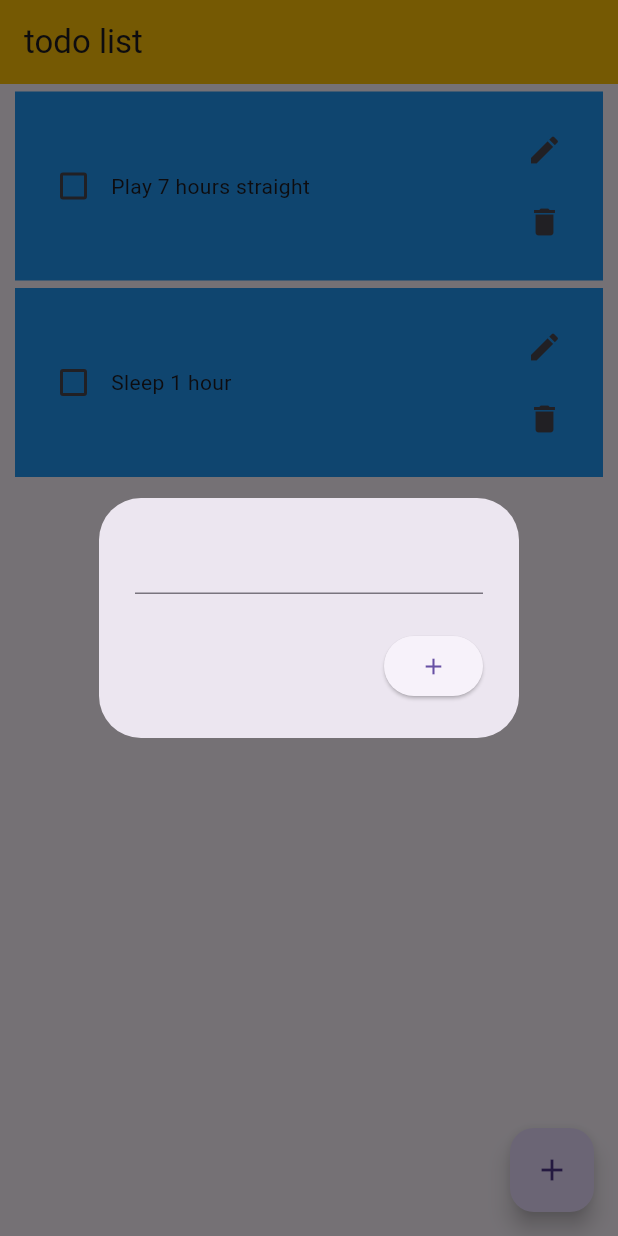
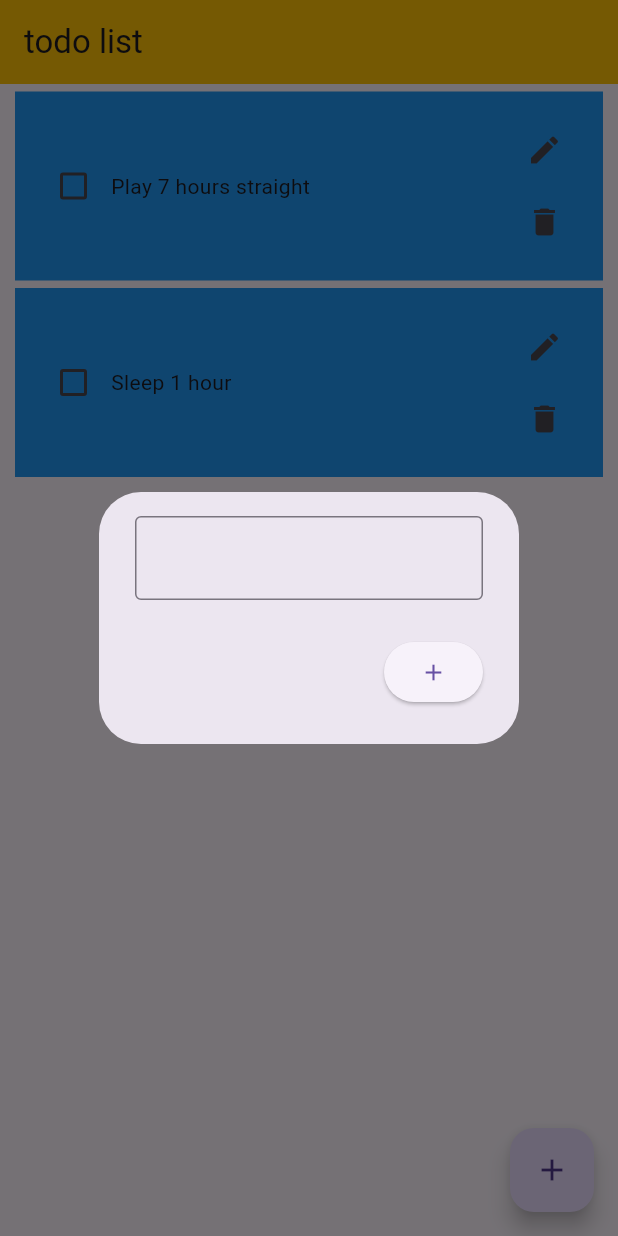
Before and after one commit to L2530L/Todo_list, a Flutter app: the screen it shows after launch, after a tap on the "edit" icon, on a phone screen of 412 x 824 dp. Run offline on Flutter 3.47's test engine with Material 3 defaults, Android fonts, the phone set to English and light mode, and no system bars.

```diff
--- a/lib/components/ToDoListTile.dart
+++ b/lib/components/ToDoListTile.dart
@@ -7,6 +7,8 @@ class ToDoListTile extends StatelessWidget {
   final Widget remove;
   final Widget edit;
   final bool complete;
+  final bool value;
+  final void Function(bool?) onChanged;
 
   const ToDoListTile({
     super.key,
@@ -15,6 +17,8 @@ class ToDoListTile extends StatelessWidget {
     required this.remove,
     required this.edit,
     required this.complete,
+    required this.value,
+    required this.onChanged,
   });
 
   @override
@@ -27,8 +31,8 @@ class ToDoListTile extends StatelessWidget {
       ),
 
       child: Container(
-        padding: EdgeInsets.all(15),
-        decoration: BoxDecoration(
+        padding: const EdgeInsets.all(15),
+        decoration: const BoxDecoration(
           color: Colors.blue
         ),
 
@@ -38,7 +42,10 @@ class ToDoListTile extends StatelessWidget {
 
             Row(
               children: [
-                Checkbox(value: complete, onChanged: (tre){},),
+                Checkbox(
+                value: value,
+                onChanged: onChanged,
+              ),
                 const SizedBox(width: 1,),
                 Text(
                   task,
--- a/lib/pages/homePage.dart
+++ b/lib/pages/homePage.dart
@@ -1,5 +1,4 @@
 import 'package:flutter/material.dart';
-import 'package:flutter/widgets.dart';
 
 import '../components/ToDoListTile.dart';
 
@@ -13,11 +12,14 @@ class HomePage extends StatefulWidget {
 class _HomePageState extends State<HomePage> {
   TextEditingController addController = TextEditingController();
   List<Map<String, dynamic>> todo = [
-    {'task': 'Play 7 hours straight', 'taskCompleted': false},
+    {
+      'task': 'Play 7 hours straight',
+      'taskCompleted': false,
+    },
     {
       'task': 'Sleep 1 hour',
       'taskCompleted': false,
-    }
+    },
   ];
 
   void openAdd({int? index}) {
@@ -26,13 +28,17 @@ class _HomePageState extends State<HomePage> {
       builder: (context) => AlertDialog(
         content: TextField(
           controller: addController,
+          decoration: const InputDecoration(
+            border: OutlineInputBorder(),
+          ),
         ),
         actions: [
           ElevatedButton(
             onPressed: index == null
                 ? () {
                     setState(() {
-                      todo.add({'task': addController.text});
+                      todo.add(
+                          {'task': addController.text, 'taskCompleted': false});
                     });
                     Navigator.pop(context);
                     addController.clear();
@@ -44,7 +50,7 @@ class _HomePageState extends State<HomePage> {
                     Navigator.pop(context);
                     addController.clear();
                   },
-            child: Icon(Icons.add),
+            child: const Icon(Icons.add),
           )
         ],
       ),
@@ -55,7 +61,7 @@ class _HomePageState extends State<HomePage> {
   Widget build(BuildContext context) {
     return Scaffold(
       appBar: AppBar(
-        title: Text('todo list'),
+        title: const Text('todo list'),
         backgroundColor: Colors.amber,
       ),
       body: ListView.builder(
@@ -66,20 +72,29 @@ class _HomePageState extends State<HomePage> {
             todo: todo,
             edit: IconButton(
                 onPressed: () => openAdd(index: index),
-                  icon: Icon(Icons.edit)),
+                icon: const Icon(Icons.edit)),
             remove: IconButton(
                 onPressed: () {
                   setState(() {
                     todo.remove(todo[index]);
                   });
                 },
-                  icon: Icon(Icons.delete)),
+                icon: const Icon(Icons.delete)),
             complete: todo[index]['taskCompleted'],
+            value: todo[index]['taskCompleted'],
+            onChanged: (checked) {
+              setState(
+                () {
+                  todo[index]['taskCompleted'] = checked;
+                },
               );
-          }),
+            },
+          );
+        },
+      ),
       floatingActionButton: FloatingActionButton(
         onPressed: openAdd,
-        child: Icon(Icons.add),
+        child: const Icon(Icons.add),
       ),
     );
   }
```
Lines whose indentation alone changed are shown as unchanged.
